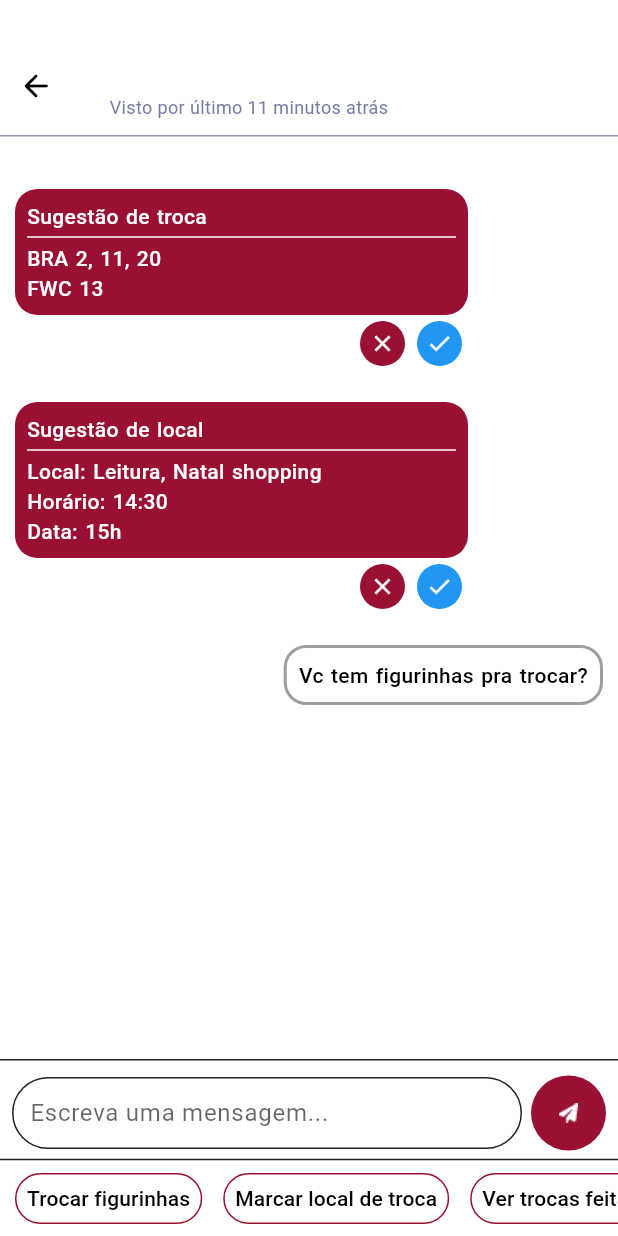
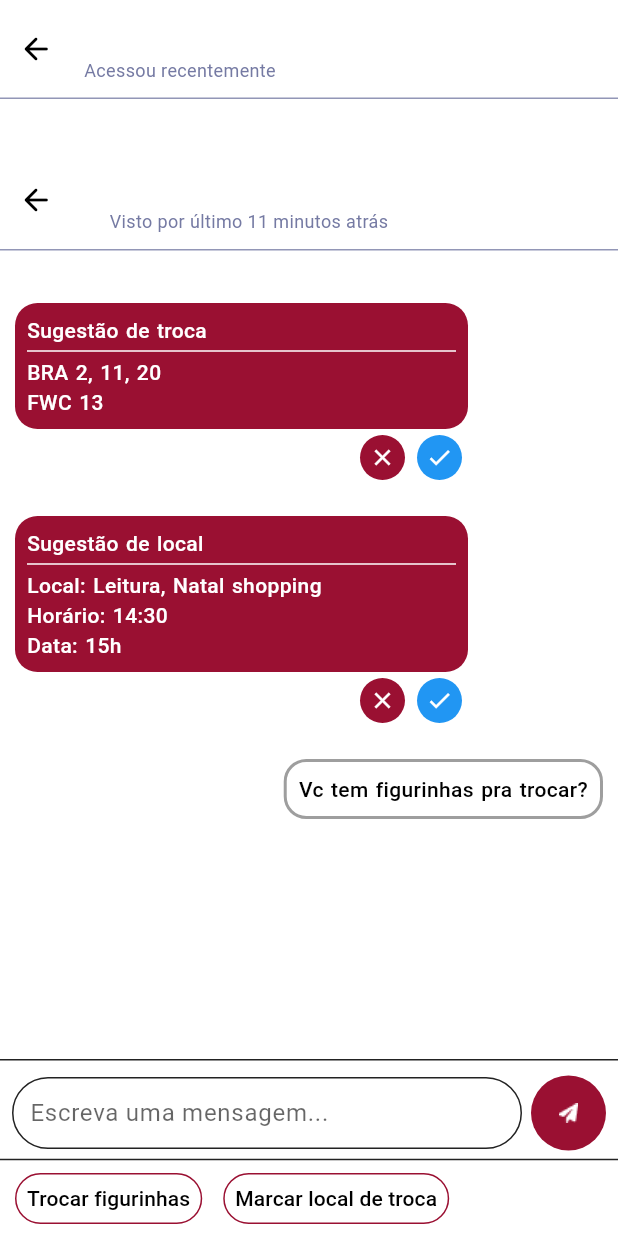
Before and after one commit to renanamr/sticker_swap_app, a Flutter app: the MessageChatScreen screen opened directly with empty values, on a phone screen of 412 x 824 dp. Run offline on Flutter 3.47's test engine with Material 3 defaults, Android fonts, the phone set to English and light mode, and no system bars; our stand-ins replace dio, flutter_dotenv, flutter_modular, flutter_speed_dial, mask_text_input_formatter, rxdart.

Commit message:
Estrutura de criação de mensagens

```diff
--- a/lib/src/modules/home/presenter/home_screen.dart
+++ b/lib/src/modules/home/presenter/home_screen.dart
@@ -31,7 +31,6 @@ class _HomeScreenState extends State<HomeScreen> {
 
   @override
   Widget build(BuildContext context) {
-    debugPrint(auth.token);
     return AnnotatedRegion<SystemUiOverlayStyle>(
         value: const SystemUiOverlayStyle(statusBarColor: Color(0xff9A1032)),
         child: StreamBuilder<int>(
@@ -42,13 +41,12 @@ class _HomeScreenState extends State<HomeScreen> {
                 body: SafeArea(
                   child: Column(
                     children: [
-                      //Colocar depois demais itens do menu
                       if(snapshot.data == 0 || snapshot.data == 1)
                         StickerModule(idModePage: snapshot.data!,),
                       if(snapshot.data == 2)
-                        ChatModule(),
+                        const ChatModule(),
                       if(snapshot.data == 3)
-                        SettingsModule(),
+                        const SettingsModule(),
                     ],
                   ),
                 ),
--- a/lib/src/modules/mark_location/presenter/mark_location_module.dart
+++ b/lib/src/modules/mark_location/presenter/mark_location_module.dart
@@ -1,5 +1,4 @@
-import 'package:flutter/src/widgets/framework.dart';
-import 'package:flutter_modular/flutter_modular.dart';
+import 'package:flutter/widgets.dart';
 import 'package:sticker_swap_app/src/config/widget_module_config.dart';
 import 'package:sticker_swap_app/src/modules/mark_location/presenter/mark_location_bloc.dart';
 import 'package:sticker_swap_app/src/modules/mark_location/presenter/mark_location_screen.dart';
@@ -7,7 +6,7 @@ import 'package:sticker_swap_app/src/modules/message_chat/domain/entities/messag
 
 class MarkLocationModule extends WidgetModule{
 
-  final Function(MessagePlace) markLocation;
+  final Future<void> Function(MessagePlace) markLocation;
   const MarkLocationModule({super.key, required this.markLocation});
 
   @override
@@ -16,5 +15,5 @@ class MarkLocationModule extends WidgetModule{
   }
 
   @override
-  Widget get view => MarkLocationScreen();
+  Widget get view => const MarkLocationScreen();
 }
--- a/lib/src/modules/message_chat/domain/usecases/get_messages.dart
+++ b/lib/src/modules/message_chat/domain/usecases/get_messages.dart
@@ -7,13 +7,13 @@ import 'package:sticker_swap_app/src/utils/const/status_message_confirm.dart';
 
 
 abstract class IGetMessages{
-  Future<List<Message>> call({required int idChat});
+  Future<List<Message>> call({required int idChat, required int lastID});
 }
 
 class GetMessagesImpl implements IGetMessages{
 
   @override
-  Future<List<Message>> call({required int idChat}) async{
+  Future<List<Message>> call({required int idChat, required int lastID}) async{
     return idChat == 0 ? [
         MessageSwapStickers(id: 3, idSender: 1, status: StatusMessageConfirm.wait, stickersNeed: [Sticker(id: 0, text: "BRA 2, 11, 20", quantity: 1, idGroup: 1), Sticker(id: 0, text: "FWC 13", quantity: 1, idGroup: 1)] ),
         MessagePlace(id: 5, idSender: 1, time: "14:30", place: "Leitura, Natal shopping", date: "15h", status: StatusMessageConfirm.wait),
--- a/lib/src/modules/message_chat/presenter/message_chat_module.dart
+++ b/lib/src/modules/message_chat/presenter/message_chat_module.dart
@@ -1,5 +1,7 @@
 import 'package:flutter_modular/flutter_modular.dart';
 import 'package:sticker_swap_app/src/modules/message_chat/domain/usecases/get_messages.dart';
+import 'package:sticker_swap_app/src/modules/message_chat/domain/usecases/post_message.dart';
+import 'package:sticker_swap_app/src/modules/message_chat/domain/usecases/update_message_status.dart';
 import 'package:sticker_swap_app/src/modules/message_chat/presenter/message_chat_bloc.dart';
 import 'package:sticker_swap_app/src/modules/message_chat/presenter/message_chat_screen.dart';
 
@@ -9,6 +11,8 @@ class MessageChatModule extends Module{
     i.add<MessageChatBloc>(MessageChatBloc.new);
 
     i.add<IGetMessages>(GetMessagesImpl.new);
+    i.add<IPostMessage>(PostMessageImpl.new);
+    i.add<IUpdateMessageStatus>(UpdateMessageStatusImpl.new);
   }
 
   @override
--- a/lib/src/modules/message_chat/presenter/message_chat_screen.dart
+++ b/lib/src/modules/message_chat/presenter/message_chat_screen.dart
@@ -38,10 +38,12 @@ class _MessageChatScreenState extends State<MessageChatScreen> {
   @override
   Widget build(BuildContext context) {
     return Scaffold(
-      body: Column(
+      body: SafeArea(
+        child: Column(
           mainAxisAlignment: MainAxisAlignment.end,
           crossAxisAlignment: CrossAxisAlignment.stretch,
           children: [
+            _top(),
             Expanded(
                 child: StreamBuilder<List<Message>>(
                     stream: controller.getMessagesView,
@@ -52,6 +54,8 @@ class _MessageChatScreenState extends State<MessageChatScreen> {
 
                       return ListView.builder(
                         itemCount: snapshot.data!.length,
+                        controller: controller.listScrollController,
+                        padding: const EdgeInsets.symmetric(vertical: 10),
                         itemBuilder: (_, index) {
                           if(snapshot.data![index] is MessageSimple) {
                             return MessageTile(
@@ -64,6 +68,7 @@ class _MessageChatScreenState extends State<MessageChatScreen> {
                               message: snapshot.data![index] as MessageSwapStickers,
                               isMy: controller.isMyMessage(snapshot.data![index]),
                               availableSwap: controller.availableSwap,
+                              //editSwap: controller.editSwap,
                               chat: widget.chat,
                             );
                           }
@@ -91,6 +96,43 @@ class _MessageChatScreenState extends State<MessageChatScreen> {
             )
           ],
         ),
+      ),
+    );
+  }
+
+
+  Widget _top(){
+    return Container(
+      decoration: const BoxDecoration(
+          color: Colors.white,
+          border:  Border(
+              bottom: BorderSide(color: Color.fromRGBO(117, 122, 163, 0.79)))
+      ),
+
+      child: Row(
+        children: [
+          IconButton(
+            icon: const Icon(Icons.arrow_back_rounded),
+            onPressed: (() => Modular.to.pop()),
+          ),
+          const SizedBox(width: 8,),
+          Column(
+            crossAxisAlignment: CrossAxisAlignment.start,
+            children:  [
+              Padding(
+                padding: const EdgeInsets.only(top: 8, bottom: 4),
+                child: Text(widget.chat.name, style: const TextStyle(fontSize: 18)),
+              ),
+              const Padding(
+                padding: EdgeInsets.only(bottom: 10),
+                child: Text("Acessou recentemente",
+                    style: TextStyle(
+                        fontSize: 12, color: Color.fromRGBO(117, 122, 163, 1))),
+              ),
+            ],
+          ),
+        ],
+      ),
     );
   }
 }
--- a/lib/src/modules/message_chat/presenter/widgets/bottom_message_chat.dart
+++ b/lib/src/modules/message_chat/presenter/widgets/bottom_message_chat.dart
@@ -1,5 +1,4 @@
 import 'package:flutter/material.dart';
-import 'package:flutter_modular/flutter_modular.dart';
 
 class BottomMessageChat extends StatelessWidget {
 
@@ -13,12 +12,14 @@ class BottomMessageChat extends StatelessWidget {
     required this.swapSticker,
     required this.controller,
     required this.sendText,
-    Key? key
-  }) : super(key: key);
+    super.key
+  });
 
   @override
   Widget build(BuildContext context) {
-    return Column(
+    return Material(
+      color: Colors.white,
+      child: Column(
         crossAxisAlignment: CrossAxisAlignment.stretch,
         children: [
           const Divider(height: 0.1),
@@ -87,23 +88,11 @@ class BottomMessageChat extends StatelessWidget {
                         style: TextStyle(fontSize: 14, color: Colors.black)),
                   ),
                 ),
-
-              TextButton(
-                onPressed: (){},
-                  style: TextButton.styleFrom(
-                    padding: const EdgeInsets.symmetric(vertical: 5, horizontal: 8),
-                    side: const BorderSide(color: Color(0xff9A1032)),
-                    shape: RoundedRectangleBorder(borderRadius: BorderRadius.circular(25))
-                  ),
-                child: const Text(
-                    "Ver trocas feitas",
-                    style: TextStyle(fontSize: 14, color: Colors.black)
+              ],
             ),
           )
         ],
       ),
-        )
-      ],
     );
   }
 }
--- a/lib/src/modules/message_chat/presenter/widgets/message_tile.dart
+++ b/lib/src/modules/message_chat/presenter/widgets/message_tile.dart
@@ -4,7 +4,7 @@ import 'package:sticker_swap_app/src/modules/message_chat/domain/entities/messag
 class MessageTile extends StatelessWidget {
   final bool isMy;
   final Message message;
-  const MessageTile({Key? key, required this.message, required this.isMy}) : super(key: key);
+  const MessageTile({super.key, required this.message, required this.isMy});
 
   @override
   Widget build(BuildContext context) {
@@ -12,7 +12,7 @@ class MessageTile extends StatelessWidget {
       return Align(
         alignment: Alignment.topRight,
         child: Container(
-          margin: const EdgeInsets.fromLTRB(100.0, 10.0, 10.0, 4.0),
+          margin: const EdgeInsets.fromLTRB(40.0, 10.0, 10.0, 4.0),
           padding: const EdgeInsets.all(8.0),
           decoration: BoxDecoration(
               color: Colors.white,
@@ -33,7 +33,7 @@ class MessageTile extends StatelessWidget {
       return Align(
         alignment: Alignment.topLeft,
         child: Container(
-          margin: const EdgeInsets.fromLTRB(2.0, 2.0, 14.0, 2.0),
+          margin: const EdgeInsets.fromLTRB(10.0, 2.0, 14.0, 2.0),
           padding: const EdgeInsets.all(8.0),
           decoration: BoxDecoration(
               color: Theme.of(context).primaryColor,
--- a/lib/src/utils/const/group_sticker_utils.dart
+++ b/lib/src/utils/const/group_sticker_utils.dart
@@ -10,9 +10,9 @@ class GroupStickerUtils{
     StickerGroup(id: 2, name: "[FWC]\nBola", image: 'assets/images/icone_bola.png', isImageIcon: true),
 
     StickerGroup(id: 03, name: "[QAT]\nCatar", image: "assets/images/bandeiras/catar.png"),
-    StickerGroup(id: 04, name: "[ECU]\nEquador", image: "assets/images/bandeiras/equador.png"),
+    StickerGroup(id: 04, name: "[ECU]\nEquador", image: "assets/images/bandeiras/Equador.png"),
     StickerGroup(id: 05, name: "[SEN]\nSenegal", image: "assets/images/bandeiras/senegal.png"),
-    StickerGroup(id: 06, name: "[NED]\nHolanda", image: "assets/images/bandeiras/holanda.png"),
+    StickerGroup(id: 06, name: "[NED]\nHolanda", image: "assets/images/bandeiras/Holanda.png"),
     StickerGroup(id: 07, name: "[ENG]\nInglaterra", image: "assets/images/bandeiras/Inglaterra.png"),
     StickerGroup(id: 08, name: "[IRN]\nIrã", image: "assets/images/bandeiras/ira.png"),
     StickerGroup(id: 09, name: "[USA]\nEstados Unidos", image: "assets/images/bandeiras/estados unidos.png"),
@@ -28,7 +28,7 @@ class GroupStickerUtils{
     StickerGroup(id: 19, name: "[ESP]\nEspanha", image: "assets/images/bandeiras/Espanha.png"),
     StickerGroup(id: 20, name: "[CRC]\nCosta Rica", image: "assets/images/bandeiras/Bandeira da Costa Rica.png"),
     StickerGroup(id: 21, name: "[GER]\nAlemanha", image: "assets/images/bandeiras/Alemanha.png"),
-    StickerGroup(id: 22, name: "[JPN]\nJapão.", image: "assets/images/bandeiras/japao.png"),
+    StickerGroup(id: 22, name: "[JPN]\nJapão.", image: "assets/images/bandeiras/Japao.png"),
     StickerGroup(id: 23, name: "[BEL]\nBélgica", image: "assets/images/bandeiras/Belgica.png"),
     StickerGroup(id: 24, name: "[CAN]\nCanadá", image: "assets/images/bandeiras/Canada.png"),
     StickerGroup(id: 25, name: "[MAR]\nMarrocos", image: "assets/images/bandeiras/marrocos.png"),
--- a/pubspec.yaml
+++ b/pubspec.yaml
@@ -29,6 +29,7 @@ dependencies:
   rxdart:
   dio: ^5.8.0+1
   flutter_modular: ^6.3.4
+  mask_text_input_formatter: ^2.9.0
 
 dev_dependencies:
   flutter_test:
```
Also changed, not shown: lib/src/modules/mark_location/presenter/mark_location_bloc.dart (+11 -5 lines), lib/src/modules/mark_location/presenter/mark_location_screen.dart (+33 -6 lines), lib/src/modules/mark_location/presenter/widgets/input_mark_location.dart (+13 -4 lines), lib/src/modules/message_chat/domain/usecases/post_message.dart (added, +20 -0 lines), lib/src/modules/message_chat/domain/usecases/update_message_status.dart (added, +22 -0 lines), lib/src/modules/message_chat/presenter/message_chat_bloc.dart (+93 -41 lines), pubspec.lock. Lines whose indentation alone changed are shown as unchanged.
